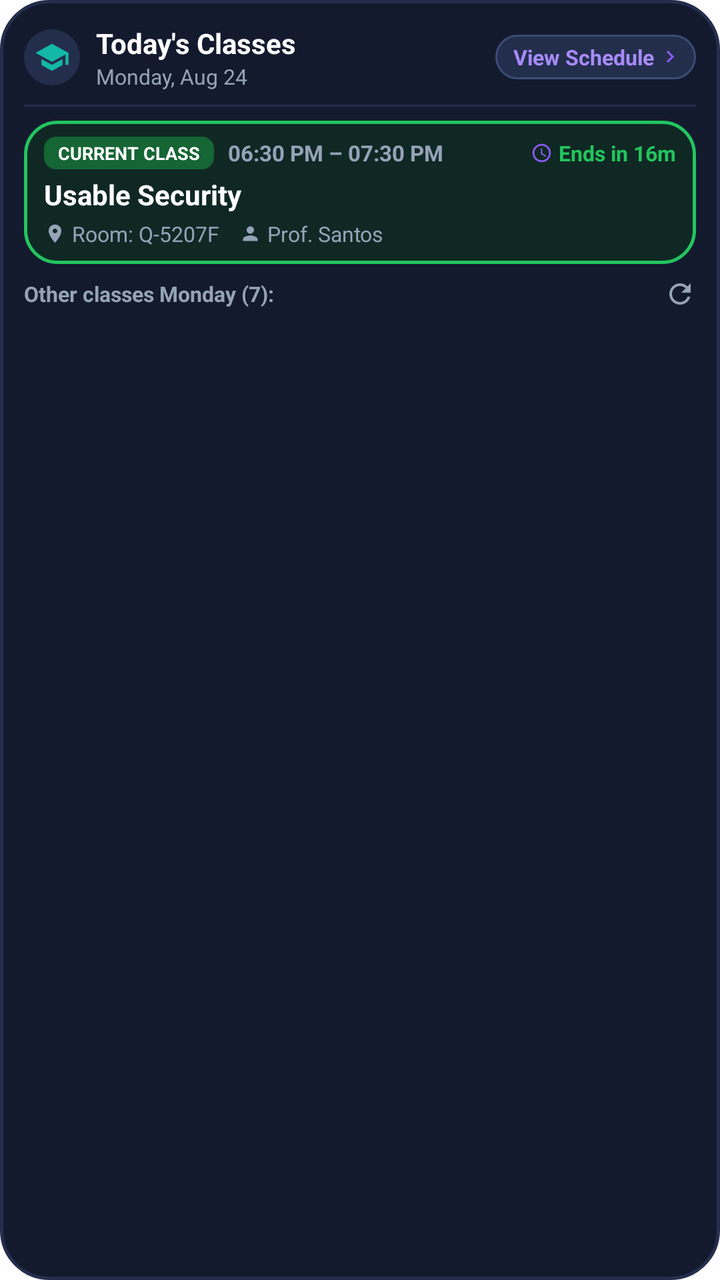
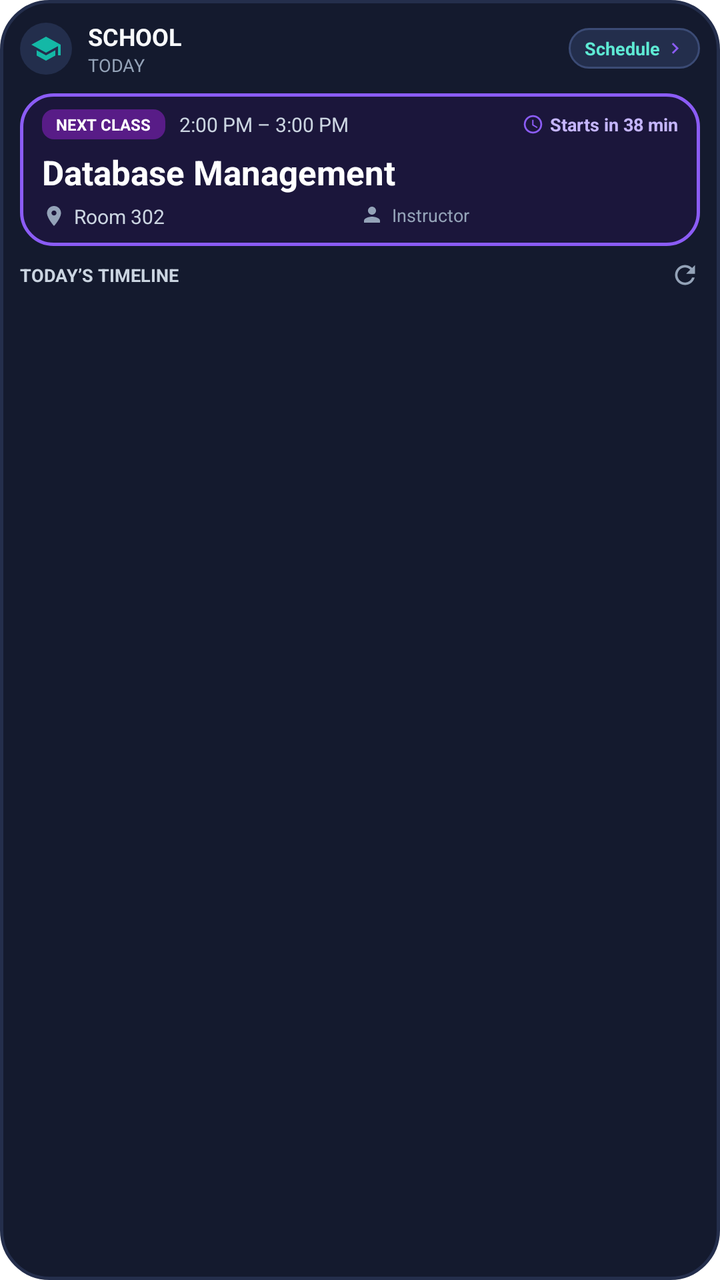

Screens rendered from an Android XML layout before and after an edit, with the pre-edit source and the edit as a unified diff.
<!-- AndroidManifest.xml: fallback theme Theme.MaterialComponents.DayNight.NoActionBar -->
<!-- res/layout/school_schedule_widget.xml -->
<?xml version="1.0" encoding="utf-8"?>
<LinearLayout xmlns:android="http://schemas.android.com/apk/res/android"
    android:id="@+id/widget_root"
    android:layout_width="match_parent"
    android:layout_height="match_parent"
    android:background="@drawable/widget_background"
    android:orientation="vertical"
    android:padding="12dp">

    
    <LinearLayout
        android:id="@+id/widget_header_bar"
        android:layout_width="match_parent"
        android:layout_height="wrap_content"
        android:gravity="center_vertical"
        android:orientation="horizontal">

        
        <FrameLayout
            android:id="@+id/widget_icon_circle"
            android:layout_width="28dp"
            android:layout_height="28dp"
            android:background="@drawable/widget_icon_circle_bg"
            android:layout_marginEnd="8dp">

            <ImageView
                android:layout_width="18dp"
                android:layout_height="18dp"
                android:layout_gravity="center"
                android:src="@drawable/ic_widget_school"
                android:contentDescription="School Icon" />
        </FrameLayout>

        
        <LinearLayout
            android:layout_width="0dp"
            android:layout_height="wrap_content"
            android:layout_weight="1"
            android:orientation="vertical">

            <TextView
                android:id="@+id/widget_header_title"
                android:layout_width="wrap_content"
                android:layout_height="wrap_content"
                android:text="Today\'s Classes"
                android:textColor="#FFFFFF"
                android:textSize="14sp"
                android:textStyle="bold" />

            <TextView
                android:id="@+id/widget_date_subtitle"
                android:layout_width="wrap_content"
                android:layout_height="wrap_content"
                android:text="Monday, Aug 24"
                android:textColor="#94A3B8"
                android:textSize="10.5sp" />
        </LinearLayout>

        
        <LinearLayout
            android:id="@+id/widget_btn_view_schedule"
            android:layout_width="wrap_content"
            android:layout_height="wrap_content"
            android:background="@drawable/widget_action_button_bg"
            android:gravity="center_vertical"
            android:orientation="horizontal"
            android:paddingStart="9dp"
            android:paddingTop="4dp"
            android:paddingEnd="7dp"
            android:paddingBottom="4dp">

            <TextView
                android:id="@+id/widget_btn_view_schedule_text"
                android:layout_width="wrap_content"
                android:layout_height="wrap_content"
                android:text="View Schedule"
                android:textColor="#A78BFA"
                android:textSize="10.5sp"
                android:textStyle="bold" />

            <ImageView
                android:layout_width="12dp"
                android:layout_height="12dp"
                android:layout_marginStart="2dp"
                android:src="@drawable/ic_widget_arrow_right"
                android:contentDescription="Go" />
        </LinearLayout>
    </LinearLayout>

    
    <ImageView
        android:layout_width="match_parent"
        android:layout_height="1dp"
        android:layout_marginTop="7dp"
        android:layout_marginBottom="7dp"
        android:background="#242E4C"
        android:contentDescription="divider" />

    
    <LinearLayout
        android:id="@+id/widget_highlight_card"
        android:layout_width="match_parent"
        android:layout_height="wrap_content"
        android:background="@drawable/widget_current_class_bg"
        android:orientation="vertical"
        android:paddingStart="10dp"
        android:paddingTop="8dp"
        android:paddingEnd="10dp"
        android:paddingBottom="8dp">

        
        <LinearLayout
            android:layout_width="match_parent"
            android:layout_height="wrap_content"
            android:gravity="center_vertical"
            android:orientation="horizontal">

            <TextView
                android:id="@+id/widget_status_badge"
                android:layout_width="wrap_content"
                android:layout_height="wrap_content"
                android:background="@drawable/widget_badge_current"
                android:paddingStart="7dp"
                android:paddingTop="2dp"
                android:paddingEnd="7dp"
                android:paddingBottom="2dp"
                android:text="CURRENT CLASS"
                android:textColor="#FFFFFF"
                android:textSize="9sp"
                android:textStyle="bold" />

            <TextView
                android:id="@+id/widget_class_time"
                android:layout_width="0dp"
                android:layout_height="wrap_content"
                android:layout_marginStart="7dp"
                android:layout_weight="1"
                android:ellipsize="end"
                android:maxLines="1"
                android:text="06:30 PM – 07:30 PM"
                android:textColor="#94A3B8"
                android:textSize="11sp"
                android:textStyle="bold" />

            
            <LinearLayout
                android:id="@+id/widget_countdown_container"
                android:layout_width="wrap_content"
                android:layout_height="wrap_content"
                android:gravity="center_vertical"
                android:orientation="horizontal">

                <ImageView
                    android:id="@+id/widget_countdown_icon"
                    android:layout_width="11dp"
                    android:layout_height="11dp"
                    android:src="@drawable/ic_widget_clock"
                    android:contentDescription="Timer" />

                <TextView
                    android:id="@+id/widget_countdown"
                    android:layout_width="wrap_content"
                    android:layout_height="wrap_content"
                    android:layout_marginStart="3dp"
                    android:text="Ends in 16m"
                    android:textColor="#22C55E"
                    android:textSize="10.5sp"
                    android:textStyle="bold" />
            </LinearLayout>
        </LinearLayout>

        
        <TextView
            android:id="@+id/widget_class_subject"
            android:layout_width="match_parent"
            android:layout_height="wrap_content"
            android:layout_marginTop="3dp"
            android:ellipsize="end"
            android:maxLines="1"
            android:text="Usable Security"
            android:textColor="#FFFFFF"
            android:textSize="14sp"
            android:textStyle="bold" />

        
        <LinearLayout
            android:id="@+id/widget_class_details_row"
            android:layout_width="match_parent"
            android:layout_height="wrap_content"
            android:layout_marginTop="3dp"
            android:gravity="center_vertical"
            android:orientation="horizontal">

            
            <LinearLayout
                android:id="@+id/widget_class_room_layout"
                android:layout_width="wrap_content"
                android:layout_height="wrap_content"
                android:gravity="center_vertical"
                android:orientation="horizontal">

                <ImageView
                    android:id="@+id/widget_class_room_icon"
                    android:layout_width="11dp"
                    android:layout_height="11dp"
                    android:src="@drawable/ic_widget_location"
                    android:contentDescription="Room" />

                <TextView
                    android:id="@+id/widget_class_room"
                    android:layout_width="wrap_content"
                    android:layout_height="wrap_content"
                    android:layout_marginStart="3dp"
                    android:ellipsize="end"
                    android:maxLines="1"
                    android:text="Room: Q-5207F"
                    android:textColor="#94A3B8"
                    android:textSize="10.5sp" />
            </LinearLayout>

            
            <LinearLayout
                android:id="@+id/widget_class_teacher_layout"
                android:layout_width="wrap_content"
                android:layout_height="wrap_content"
                android:layout_marginStart="10dp"
                android:gravity="center_vertical"
                android:orientation="horizontal">

                <ImageView
                    android:id="@+id/widget_class_teacher_icon"
                    android:layout_width="11dp"
                    android:layout_height="11dp"
                    android:src="@drawable/ic_widget_person"
                    android:contentDescription="Teacher" />

                <TextView
                    android:id="@+id/widget_class_teacher"
                    android:layout_width="wrap_content"
                    android:layout_height="wrap_content"
                    android:layout_marginStart="3dp"
                    android:ellipsize="end"
                    android:maxLines="1"
                    android:text="Prof. Santos"
                    android:textColor="#94A3B8"
                    android:textSize="10.5sp" />
            </LinearLayout>
        </LinearLayout>
    </LinearLayout>

    
    <LinearLayout
        android:id="@+id/widget_section_header_layout"
        android:layout_width="match_parent"
        android:layout_height="wrap_content"
        android:layout_marginTop="7dp"
        android:layout_marginBottom="4dp"
        android:gravity="center_vertical"
        android:orientation="horizontal">

        <TextView
            android:id="@+id/widget_section_title"
            android:layout_width="0dp"
            android:layout_height="wrap_content"
            android:layout_weight="1"
            android:text="Other classes Monday (7):"
            android:textColor="#94A3B8"
            android:textSize="10.5sp"
            android:textStyle="bold" />

        
        <ImageView
            android:id="@+id/widget_btn_refresh"
            android:layout_width="16dp"
            android:layout_height="16dp"
            android:src="@drawable/ic_widget_refresh"
            android:contentDescription="Refresh Widget" />
    </LinearLayout>

    
    <FrameLayout
        android:id="@+id/widget_list_container"
        android:layout_width="match_parent"
        android:layout_height="0dp"
        android:layout_weight="1">

        
        <LinearLayout
            android:id="@+id/widget_empty_layout"
            android:layout_width="match_parent"
            android:layout_height="match_parent"
            android:gravity="center"
            android:orientation="vertical"
            android:visibility="gone">

            <TextView
                android:id="@+id/widget_empty_title"
                android:layout_width="wrap_content"
                android:layout_height="wrap_content"
                android:text="No classes scheduled for today"
                android:textColor="#94A3B8"
                android:textSize="12sp"
                android:textStyle="bold" />

            <TextView
                android:id="@+id/widget_empty_subtitle"
                android:layout_width="wrap_content"
                android:layout_height="wrap_content"
                android:layout_marginTop="2dp"
                android:text="Tap to open Reminder Hub schedule"
                android:textColor="#64748B"
                android:textSize="10.5sp" />
        </LinearLayout>

        
        <ListView
            android:id="@+id/widget_classes_list"
            android:layout_width="match_parent"
            android:layout_height="match_parent"
            android:divider="@android:color/transparent"
            android:dividerHeight="5dp"
            android:scrollbars="none"
            android:nestedScrollingEnabled="true"
            android:visibility="visible" />
    </FrameLayout>

</LinearLayout>
<!-- resources referenced by this layout -->
<resources>
  <!-- drawable ic_widget_arrow_right (drawable) -->
  <vector xmlns:android="http://schemas.android.com/apk/res/android"
      android:width="24dp"
      android:height="24dp"
      android:viewportWidth="24"
      android:viewportHeight="24">
    <path
        android:fillColor="#8B5CF6"
        android:pathData="M8.59,16.59L13.17,12 8.59,7.41 10,6l6,6 -6,6 -1.41,-1.41z"/>
  </vector>
  <!-- drawable ic_widget_clock (drawable) -->
  <vector xmlns:android="http://schemas.android.com/apk/res/android"
      android:width="24dp"
      android:height="24dp"
      android:viewportWidth="24"
      android:viewportHeight="24">
    <path
        android:fillColor="#8B5CF6"
        android:pathData="M11.99,2C6.47,2 2,6.48 2,12s4.47,10 9.99,10C17.52,22 22,17.52 22,12S17.52,2 11.99,2zM12,20c-4.42,0 -8,-3.58 -8,-8s3.58,-8 8,-8 8,3.58 8,8 -3.58,8 -8,8zM12.5,7H11v6l5.25,3.15 0.75,-1.23 -4.5,-2.67z"/>
  </vector>
  <!-- drawable ic_widget_location (drawable) -->
  <vector xmlns:android="http://schemas.android.com/apk/res/android"
      android:width="24dp"
      android:height="24dp"
      android:viewportWidth="24"
      android:viewportHeight="24">
    <path
        android:fillColor="#94A3B8"
        android:pathData="M12,2C8.13,2 5,5.13 5,9c0,5.25 7,13 7,13s7,-7.75 7,-13c0,-3.87 -3.13,-7 -7,-7zM12,11.5c-1.38,0 -2.5,-1.12 -2.5,-2.5s1.12,-2.5 2.5,-2.5 2.5,1.12 2.5,2.5 -1.12,2.5 -2.5,2.5z"/>
  </vector>
  <!-- drawable ic_widget_person (drawable) -->
  <vector xmlns:android="http://schemas.android.com/apk/res/android"
      android:width="24dp"
      android:height="24dp"
      android:viewportWidth="24"
      android:viewportHeight="24">
    <path
        android:fillColor="#94A3B8"
        android:pathData="M12,12c2.21,0 4,-1.79 4,-4s-1.79,-4 -4,-4 -4,1.79 -4,4 1.79,4 4,4zM12,14c-2.67,0 -8,1.34 -8,4v2h16v-2c0,-2.66 -5.33,-4 -8,-4z"/>
  </vector>
  <!-- drawable ic_widget_school (drawable) -->
  <vector xmlns:android="http://schemas.android.com/apk/res/android"
      android:width="24dp"
      android:height="24dp"
      android:viewportWidth="24"
      android:viewportHeight="24">
    <path
        android:fillColor="#14B8A6"
        android:pathData="M5,13.18v4L12,21l7,-3.82v-4L12,17l-7,-3.82zM12,3L1,9l11,6 9,-4.91V17h2V9L12,3z"/>
  </vector>
  <!-- drawable widget_action_button_bg (drawable) -->
  <?xml version="1.0" encoding="utf-8"?>
  <shape xmlns:android="http://schemas.android.com/apk/res/android"
      android:shape="rectangle">
      <corners android:radius="14dp" />
      <solid android:color="#232E4C" />
      <stroke
          android:width="1dp"
          android:color="#3B4B75" />
  </shape>
  <!-- drawable widget_background (drawable) -->
  <?xml version="1.0" encoding="utf-8"?>
  <shape xmlns:android="http://schemas.android.com/apk/res/android"
      android:shape="rectangle">
      <corners android:radius="24dp" />
      <solid android:color="#141A2E" />
      <stroke
          android:width="1.5dp"
          android:color="#242E4C" />
  </shape>
  <!-- drawable widget_badge_current (drawable) -->
  <?xml version="1.0" encoding="utf-8"?>
  <shape xmlns:android="http://schemas.android.com/apk/res/android"
      android:shape="rectangle">
      <corners android:radius="6dp" />
      <solid android:color="#166534" />
  </shape>
  <!-- drawable widget_current_class_bg (drawable) -->
  <?xml version="1.0" encoding="utf-8"?>
  <shape xmlns:android="http://schemas.android.com/apk/res/android"
      android:shape="rectangle">
      <corners android:radius="16dp" />
      <solid android:color="#102824" />
      <stroke
          android:width="1.5dp"
          android:color="#22C55E" />
  </shape>
  <!-- drawable widget_icon_circle_bg (drawable) -->
  <?xml version="1.0" encoding="utf-8"?>
  <shape xmlns:android="http://schemas.android.com/apk/res/android"
      android:shape="oval">
      <solid android:color="#232E4C" />
  </shape>
</resources>

<!-- the commit's change to res/layout/school_schedule_widget.xml (unified diff, before → after) -->
@@ -5,58 +5,48 @@
     android:layout_height="match_parent"
     android:background="@drawable/widget_background"
     android:orientation="vertical"
-    android:padding="12dp">
-
-    
+    android:padding="10dp">
+
     <LinearLayout
         android:id="@+id/widget_header_bar"
         android:layout_width="match_parent"
         android:layout_height="wrap_content"
         android:gravity="center_vertical"
         android:orientation="horizontal">
-
-        
         <FrameLayout
             android:id="@+id/widget_icon_circle"
-            android:layout_width="28dp"
-            android:layout_height="28dp"
-            android:background="@drawable/widget_icon_circle_bg"
-            android:layout_marginEnd="8dp">
-
+            android:layout_width="26dp"
+            android:layout_height="26dp"
+            android:layout_marginEnd="8dp"
+            android:background="@drawable/widget_icon_circle_bg">
             <ImageView
-                android:layout_width="18dp"
-                android:layout_height="18dp"
+                android:layout_width="16dp"
+                android:layout_height="16dp"
                 android:layout_gravity="center"
-                android:src="@drawable/ic_widget_school"
-                android:contentDescription="School Icon" />
+                android:contentDescription="School"
+                android:src="@drawable/ic_widget_school" />
         </FrameLayout>
-
-        
         <LinearLayout
             android:layout_width="0dp"
             android:layout_height="wrap_content"
             android:layout_weight="1"
             android:orientation="vertical">
-
             <TextView
                 android:id="@+id/widget_header_title"
                 android:layout_width="wrap_content"
                 android:layout_height="wrap_content"
-                android:text="Today\'s Classes"
-                android:textColor="#FFFFFF"
-                android:textSize="14sp"
-                android:textStyle="bold" />
-
+                android:text="SCHOOL"
+                android:textColor="#F8FAFC"
+                android:textSize="12sp"
+                android:textStyle="bold" />
             <TextView
                 android:id="@+id/widget_date_subtitle"
                 android:layout_width="wrap_content"
                 android:layout_height="wrap_content"
-                android:text="Monday, Aug 24"
+                android:text="TODAY"
                 android:textColor="#94A3B8"
-                android:textSize="10.5sp" />
-        </LinearLayout>
-
-        
+                android:textSize="9sp" />
+        </LinearLayout>
         <LinearLayout
             android:id="@+id/widget_btn_view_schedule"
             android:layout_width="wrap_content"
@@ -64,71 +54,56 @@
             android:background="@drawable/widget_action_button_bg"
             android:gravity="center_vertical"
             android:orientation="horizontal"
-            android:paddingStart="9dp"
+            android:paddingStart="8dp"
             android:paddingTop="4dp"
             android:paddingEnd="7dp"
             android:paddingBottom="4dp">
-
             <TextView
                 android:id="@+id/widget_btn_view_schedule_text"
                 android:layout_width="wrap_content"
                 android:layout_height="wrap_content"
-                android:text="View Schedule"
-                android:textColor="#A78BFA"
-                android:textSize="10.5sp"
-                android:textStyle="bold" />
-
+                android:text="Schedule"
+                android:textColor="#5EEAD4"
+                android:textSize="9sp"
+                android:textStyle="bold" />
             <ImageView
-                android:layout_width="12dp"
-                android:layout_height="12dp"
+                android:layout_width="11dp"
+                android:layout_height="11dp"
                 android:layout_marginStart="2dp"
-                android:src="@drawable/ic_widget_arrow_right"
-                android:contentDescription="Go" />
+                android:contentDescription="Open schedule"
+                android:src="@drawable/ic_widget_arrow_right" />
         </LinearLayout>
     </LinearLayout>
 
-    
-    <ImageView
-        android:layout_width="match_parent"
-        android:layout_height="1dp"
-        android:layout_marginTop="7dp"
-        android:layout_marginBottom="7dp"
-        android:background="#242E4C"
-        android:contentDescription="divider" />
-
-    
     <LinearLayout
         android:id="@+id/widget_highlight_card"
         android:layout_width="match_parent"
         android:layout_height="wrap_content"
-        android:background="@drawable/widget_current_class_bg"
+        android:layout_marginTop="8dp"
+        android:background="@drawable/widget_next_class_bg"
         android:orientation="vertical"
-        android:paddingStart="10dp"
+        android:paddingStart="11dp"
         android:paddingTop="8dp"
-        android:paddingEnd="10dp"
+        android:paddingEnd="11dp"
         android:paddingBottom="8dp">
-
-        
         <LinearLayout
             android:layout_width="match_parent"
             android:layout_height="wrap_content"
             android:gravity="center_vertical"
             android:orientation="horizontal">
-
             <TextView
                 android:id="@+id/widget_status_badge"
                 android:layout_width="wrap_content"
                 android:layout_height="wrap_content"
-                android:background="@drawable/widget_badge_current"
+                android:background="@drawable/widget_badge_next"
                 android:paddingStart="7dp"
                 android:paddingTop="2dp"
                 android:paddingEnd="7dp"
                 android:paddingBottom="2dp"
-                android:text="CURRENT CLASS"
+                android:text="NEXT CLASS"
                 android:textColor="#FFFFFF"
-                android:textSize="9sp"
-                android:textStyle="bold" />
-
+                android:textSize="8sp"
+                android:textStyle="bold" />
             <TextView
                 android:id="@+id/widget_class_time"
                 android:layout_width="0dp"
@@ -137,191 +112,164 @@
                 android:layout_weight="1"
                 android:ellipsize="end"
                 android:maxLines="1"
-                android:text="06:30 PM – 07:30 PM"
-                android:textColor="#94A3B8"
-                android:textSize="11sp"
-                android:textStyle="bold" />
-
-            
+                android:text="2:00 PM – 3:00 PM"
+                android:textColor="#CBD5E1"
+                android:textSize="10sp" />
             <LinearLayout
                 android:id="@+id/widget_countdown_container"
                 android:layout_width="wrap_content"
                 android:layout_height="wrap_content"
                 android:gravity="center_vertical"
                 android:orientation="horizontal">
-
                 <ImageView
                     android:id="@+id/widget_countdown_icon"
                     android:layout_width="11dp"
                     android:layout_height="11dp"
-                    android:src="@drawable/ic_widget_clock"
-                    android:contentDescription="Timer" />
-
+                    android:contentDescription="Countdown"
+                    android:src="@drawable/ic_widget_clock" />
                 <TextView
                     android:id="@+id/widget_countdown"
                     android:layout_width="wrap_content"
                     android:layout_height="wrap_content"
                     android:layout_marginStart="3dp"
-                    android:text="Ends in 16m"
-                    android:textColor="#22C55E"
-                    android:textSize="10.5sp"
+                    android:text="Starts in 38 min"
+                    android:textColor="#C4B5FD"
+                    android:textSize="9sp"
                     android:textStyle="bold" />
             </LinearLayout>
         </LinearLayout>
-
-        
         <TextView
             android:id="@+id/widget_class_subject"
             android:layout_width="match_parent"
             android:layout_height="wrap_content"
-            android:layout_marginTop="3dp"
+            android:layout_marginTop="5dp"
             android:ellipsize="end"
             android:maxLines="1"
-            android:text="Usable Security"
+            android:text="Database Management"
             android:textColor="#FFFFFF"
-            android:textSize="14sp"
+            android:textSize="17sp"
             android:textStyle="bold" />
-
-        
         <LinearLayout
             android:id="@+id/widget_class_details_row"
             android:layout_width="match_parent"
             android:layout_height="wrap_content"
-            android:layout_marginTop="3dp"
-            android:gravity="center_vertical"
+            android:layout_marginTop="4dp"
             android:orientation="horizontal">
-
-            
             <LinearLayout
                 android:id="@+id/widget_class_room_layout"
-                android:layout_width="wrap_content"
-                android:layout_height="wrap_content"
+                android:layout_width="0dp"
+                android:layout_height="wrap_content"
+                android:layout_weight="1"
                 android:gravity="center_vertical"
                 android:orientation="horizontal">
-
                 <ImageView
                     android:id="@+id/widget_class_room_icon"
-                    android:layout_width="11dp"
-                    android:layout_height="11dp"
-                    android:src="@drawable/ic_widget_location"
-                    android:contentDescription="Room" />
-
+                    android:layout_width="12dp"
+                    android:layout_height="12dp"
+                    android:contentDescription="Room"
+                    android:src="@drawable/ic_widget_location" />
                 <TextView
                     android:id="@+id/widget_class_room"
-                    android:layout_width="wrap_content"
+                    android:layout_width="0dp"
                     android:layout_height="wrap_content"
-                    android:layout_marginStart="3dp"
+                    android:layout_marginStart="4dp"
+                    android:layout_weight="1"
                     android:ellipsize="end"
                     android:maxLines="1"
-                    android:text="Room: Q-5207F"
-                    android:textColor="#94A3B8"
-                    android:textSize="10.5sp" />
+                    android:text="Room 302"
+                    android:textColor="#CBD5E1"
+                    android:textSize="10sp" />
             </LinearLayout>
-
-            
             <LinearLayout
                 android:id="@+id/widget_class_teacher_layout"
-                android:layout_width="wrap_content"
-                android:layout_height="wrap_content"
-                android:layout_marginStart="10dp"
+                android:layout_width="0dp"
+                android:layout_height="wrap_content"
+                android:layout_weight="1"
                 android:gravity="center_vertical"
                 android:orientation="horizontal">
-
                 <ImageView
                     android:id="@+id/widget_class_teacher_icon"
-                    android:layout_width="11dp"
-                    android:layout_height="11dp"
-                    android:src="@drawable/ic_widget_person"
-                    android:contentDescription="Teacher" />
-
+                    android:layout_width="12dp"
+                    android:layout_height="12dp"
+                    android:contentDescription="Instructor"
+                    android:src="@drawable/ic_widget_person" />
                 <TextView
                     android:id="@+id/widget_class_teacher"
-                    android:layout_width="wrap_content"
+                    android:layout_width="0dp"
                     android:layout_height="wrap_content"
-                    android:layout_marginStart="3dp"
+                    android:layout_marginStart="4dp"
+                    android:layout_weight="1"
                     android:ellipsize="end"
                     android:maxLines="1"
-                    android:text="Prof. Santos"
+                    android:text="Instructor"
                     android:textColor="#94A3B8"
-                    android:textSize="10.5sp" />
+                    android:textSize="9sp" />
             </LinearLayout>
         </LinearLayout>
     </LinearLayout>
 
-    
     <LinearLayout
         android:id="@+id/widget_section_header_layout"
         android:layout_width="match_parent"
         android:layout_height="wrap_content"
         android:layout_marginTop="7dp"
-        android:layout_marginBottom="4dp"
         android:gravity="center_vertical"
         android:orientation="horizontal">
-
         <TextView
             android:id="@+id/widget_section_title"
             android:layout_width="0dp"
             android:layout_height="wrap_content"
             android:layout_weight="1"
-            android:text="Other classes Monday (7):"
-            android:textColor="#94A3B8"
-            android:textSize="10.5sp"
+            android:text="TODAY’S TIMELINE"
+            android:textColor="#CBD5E1"
+            android:textSize="9sp"
             android:textStyle="bold" />
-
-        
         <ImageView
             android:id="@+id/widget_btn_refresh"
-            android:layout_width="16dp"
-            android:layout_height="16dp"
-            android:src="@drawable/ic_widget_refresh"
-            android:contentDescription="Refresh Widget" />
+            android:layout_width="15dp"
+            android:layout_height="15dp"
+            android:contentDescription="Refresh schedule"
+            android:src="@drawable/ic_widget_refresh" />
     </LinearLayout>
 
-    
     <FrameLayout
         android:id="@+id/widget_list_container"
         android:layout_width="match_parent"
         android:layout_height="0dp"
-        android:layout_weight="1">
-
-        
-        <LinearLayout
-            android:id="@+id/widget_empty_layout"
-            android:layout_width="match_parent"
-            android:layout_height="match_parent"
-            android:gravity="center"
-            android:orientation="vertical"
-            android:visibility="gone">
-
-            <TextView
-                android:id="@+id/widget_empty_title"
-                android:layout_width="wrap_content"
-                android:layout_height="wrap_content"
-                android:text="No classes scheduled for today"
-                android:textColor="#94A3B8"
-                android:textSize="12sp"
-                android:textStyle="bold" />
-
-            <TextView
-                android:id="@+id/widget_empty_subtitle"
-                android:layout_width="wrap_content"
-                android:layout_height="wrap_content"
-                android:layout_marginTop="2dp"
-                android:text="Tap to open Reminder Hub schedule"
-                android:textColor="#64748B"
-                android:textSize="10.5sp" />
-        </LinearLayout>
-
-        
+        android:layout_weight="1"
+        android:layout_marginTop="4dp">
         <ListView
             android:id="@+id/widget_classes_list"
             android:layout_width="match_parent"
             android:layout_height="match_parent"
+            android:clipToPadding="false"
             android:divider="@android:color/transparent"
-            android:dividerHeight="5dp"
-            android:scrollbars="none"
-            android:nestedScrollingEnabled="true"
-            android:visibility="visible" />
+            android:dividerHeight="3dp"
+            android:scrollbars="none" />
+        <LinearLayout
+            android:id="@+id/widget_empty_layout"
+            android:layout_width="match_parent"
+            android:layout_height="match_parent"
+            android:gravity="center_vertical"
+            android:orientation="horizontal"
+            android:paddingStart="5dp"
+            android:visibility="gone">
+            <TextView
+                android:id="@+id/widget_empty_title"
+                android:layout_width="wrap_content"
+                android:layout_height="wrap_content"
+                android:text="You’re all caught up"
+                android:textColor="#5EEAD4"
+                android:textSize="11sp"
+                android:textStyle="bold" />
+            <TextView
+                android:id="@+id/widget_empty_subtitle"
+                android:layout_width="wrap_content"
+                android:layout_height="wrap_content"
+                android:layout_marginStart="6dp"
+                android:text="Nothing else scheduled today"
+                android:textColor="#94A3B8"
+                android:textSize="10sp" />
+        </LinearLayout>
     </FrameLayout>
-
 </LinearLayout>
<!-- resource entries referenced after the edit -->
@@ -70,22 +70,12 @@
           android:width="1.5dp"
           android:color="#242E4C" />
   </shape>
-  <!-- drawable widget_badge_current (drawable) -->
+  <!-- drawable widget_badge_next (drawable) -->
   <?xml version="1.0" encoding="utf-8"?>
   <shape xmlns:android="http://schemas.android.com/apk/res/android"
       android:shape="rectangle">
       <corners android:radius="6dp" />
-      <solid android:color="#166534" />
-  </shape>
-  <!-- drawable widget_current_class_bg (drawable) -->
-  <?xml version="1.0" encoding="utf-8"?>
-  <shape xmlns:android="http://schemas.android.com/apk/res/android"
-      android:shape="rectangle">
-      <corners android:radius="16dp" />
-      <solid android:color="#102824" />
-      <stroke
-          android:width="1.5dp"
-          android:color="#22C55E" />
+      <solid android:color="#581C87" />
   </shape>
   <!-- drawable widget_icon_circle_bg (drawable) -->
   <?xml version="1.0" encoding="utf-8"?>
@@ -93,5 +83,15 @@
       android:shape="oval">
       <solid android:color="#232E4C" />
   </shape>
+  <!-- drawable widget_next_class_bg (drawable) -->
+  <?xml version="1.0" encoding="utf-8"?>
+  <shape xmlns:android="http://schemas.android.com/apk/res/android"
+      android:shape="rectangle">
+      <corners android:radius="16dp" />
+      <solid android:color="#1B163B" />
+      <stroke
+          android:width="1.5dp"
+          android:color="#8B5CF6" />
+  </shape>
 </resources>
 
